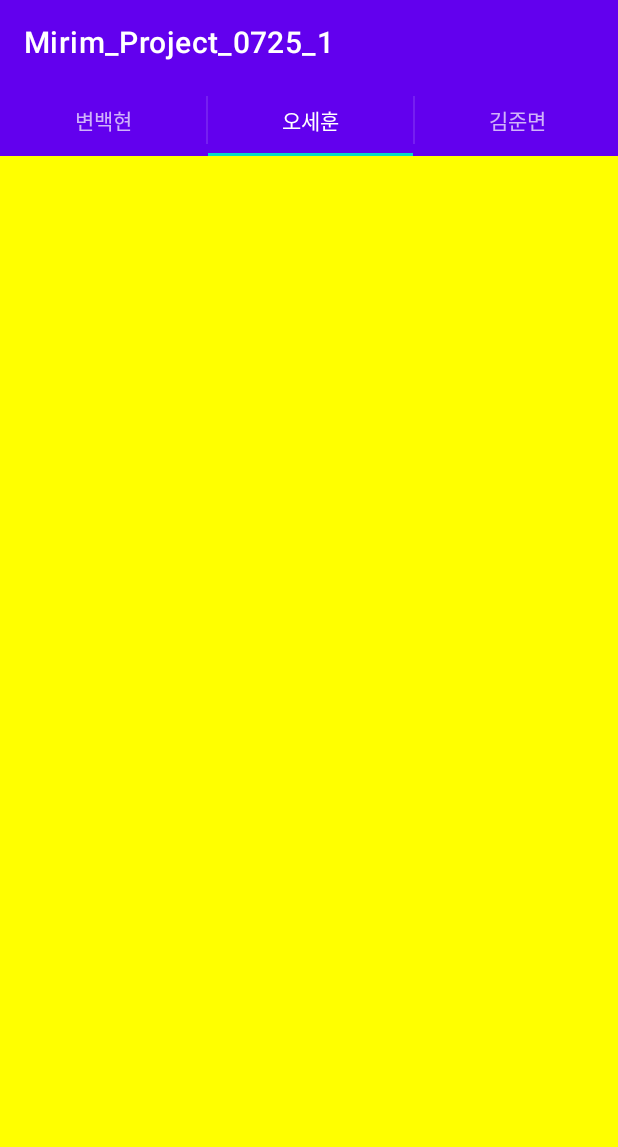
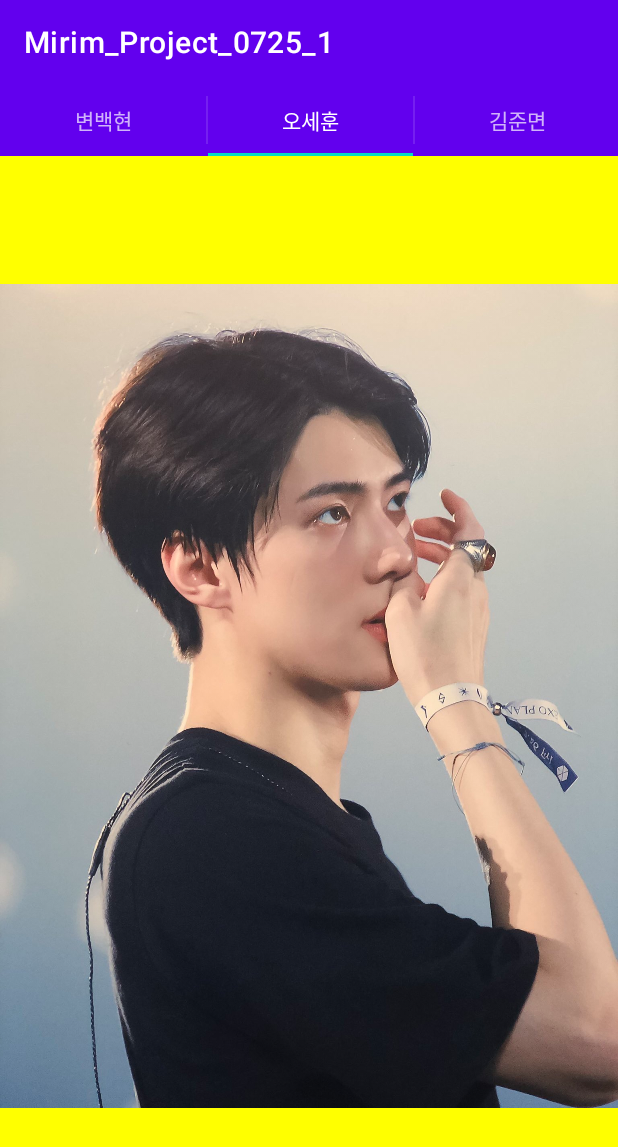
Before and after one commit to seungchae1/Mirim_Project_0725_1, an Android app: the screen it shows after launch (MainActivity), tab 2 chosen, on a phone screen of 412 x 824 dp. Shown: the top 1147 px of the screen. Run offline under Robolectric (Android 15) with nearby library versions, the phone set to English and light mode, and no system bars.

Commit message:
ActionBar tab 이미지추가

```diff
--- a/app/src/main/java/kr/hs/emirim/s2125/mirim_project_0725_1/MainActivity.java
+++ b/app/src/main/java/kr/hs/emirim/s2125/mirim_project_0725_1/MainActivity.java
@@ -9,9 +9,11 @@ import androidx.fragment.app.FragmentTransaction;
 
 import android.graphics.Color;
 import android.os.Bundle;
+import android.view.Gravity;
 import android.view.LayoutInflater;
 import android.view.View;
 import android.view.ViewGroup;
+import android.widget.ImageView;
 import android.widget.LinearLayout;
 
 public class MainActivity extends AppCompatActivity implements ActionBar.TabListener {
@@ -81,14 +83,20 @@ public class MainActivity extends AppCompatActivity implements ActionBar.TabList
             layout.setOrientation(LinearLayout.VERTICAL);
             LinearLayout.LayoutParams params = new LinearLayout.LayoutParams(ViewGroup.LayoutParams.MATCH_PARENT, ViewGroup.LayoutParams.MATCH_PARENT);
             layout.setLayoutParams(params);
+            layout.setGravity(Gravity.CENTER);
+            ImageView imageview = new ImageView(super.getActivity());
+            layout.addView(imageview);
             if(tabName.equals("변백현")){
                 layout.setBackgroundColor(Color.BLUE);
+                imageview.setImageResource(R.drawable.bbk);
             }
             else if(tabName.equals("오세훈")){
                 layout.setBackgroundColor(Color.YELLOW);
+                imageview.setImageResource(R.drawable.osh);
             }
             else if(tabName.equals("김준면")){
                 layout.setBackgroundColor(Color.MAGENTA);
+                imageview.setImageResource(R.drawable.kjm);
             }
             return layout;
         }
```
